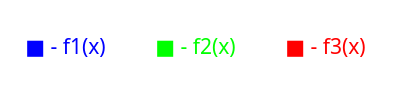
The window that legend.ui (exsandebest/Integral) describes before a commit, drawn with Qt 5.
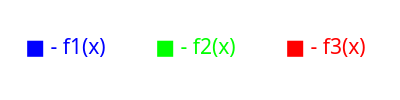
The same window after the commit.

```diff
--- a/legend.ui
+++ b/legend.ui
@@ -6,8 +6,8 @@
    <rect>
     <x>0</x>
     <y>0</y>
-    <width>401</width>
-    <height>94</height>
+    <width>400</width>
+    <height>100</height>
    </rect>
   </property>
   <property name="windowTitle">
```
